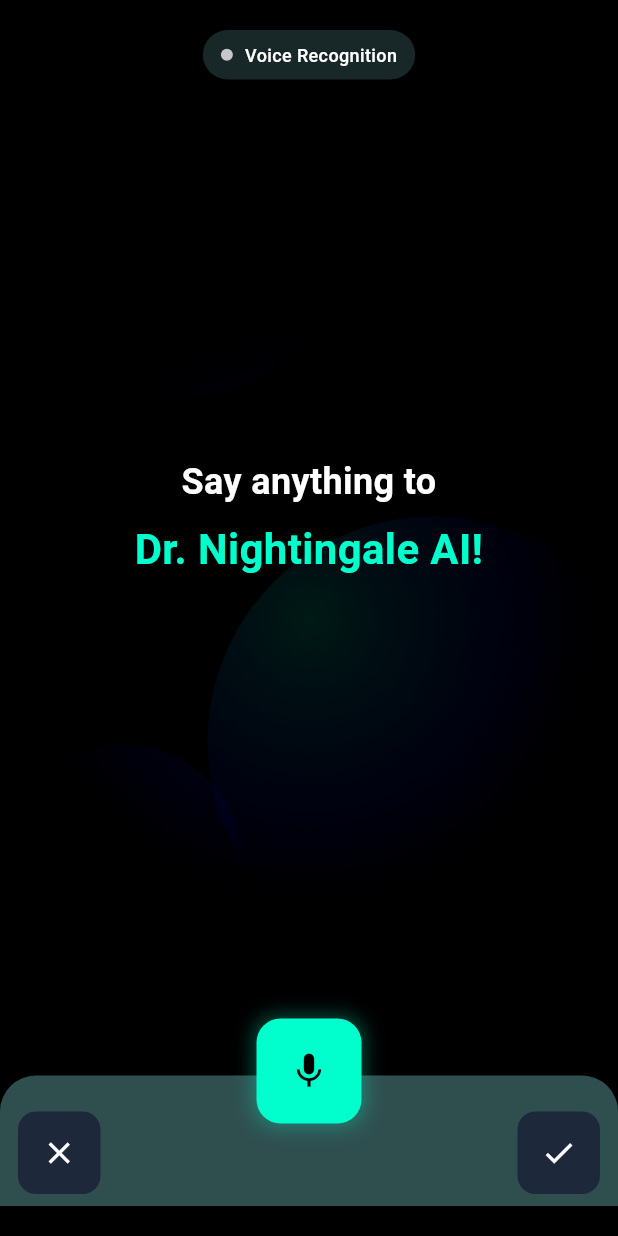
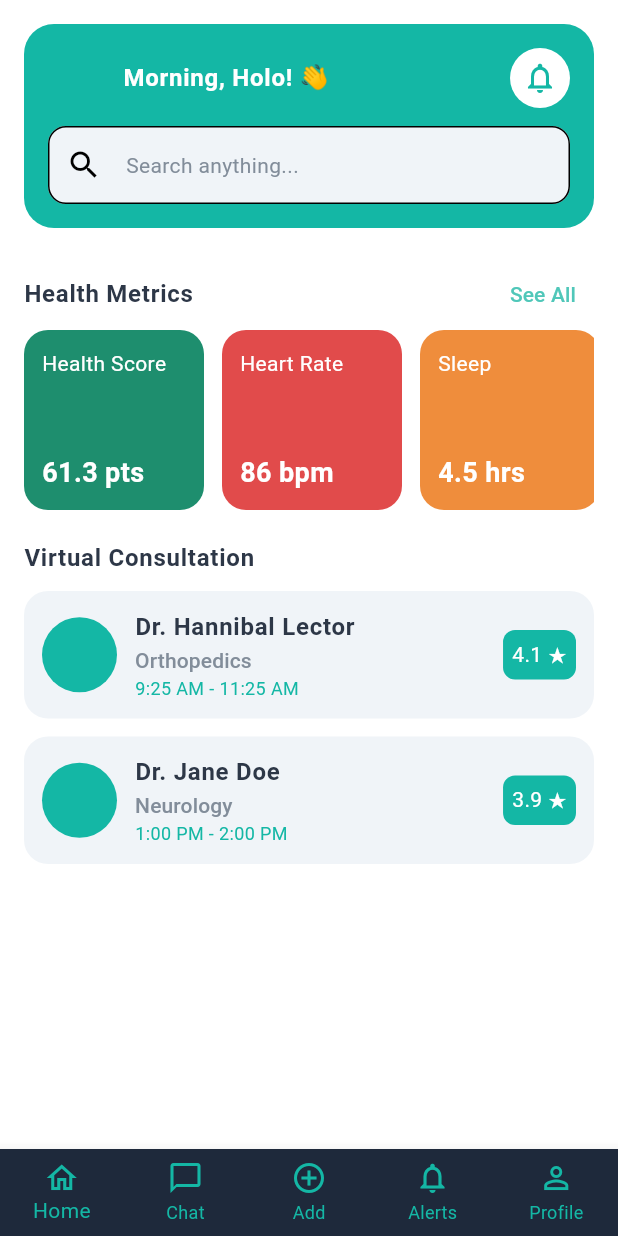
Before and after one commit to Cloud-Crew-Technologies/medical_ai_assistant, a Flutter app: the screen it shows after launch, on a phone screen of 412 x 824 dp. Run offline on Flutter 3.47's test engine with Material 3 defaults, Android fonts, the phone set to English and light mode, and no system bars; our stand-ins replace camera, get, permission_handler.

Commit message:
init commit

```diff
--- /dev/null
+++ b/lib/app/modules/Health_metrics_Screen/binding/Health_metrics_binding.dart
@@ -0,0 +1,13 @@
+import 'package:get/get.dart';
+import 'package:medical_ai_assistant/app/modules/Health_metrics_Screen/controllers/Health_metrics_controller.dart';
+
+
+
+class HealthMetricsBinding extends Bindings {
+  @override
+  void dependencies() {
+    Get.lazyPut<HealthMetricsController>(
+      () => HealthMetricsController(),
+    );
+  }
+}
--- /dev/null
+++ b/lib/app/modules/Health_metrics_Screen/controllers/Health_metrics_controller.dart
@@ -0,0 +1,17 @@
+import 'package:get/get.dart';
+import 'package:medical_ai_assistant/app/modules/Health_metrics_Screen/models/Health_metrics_models.dart';
+
+class HealthMetricsController extends GetxController {
+
+  List<HealthMetric> healthMetrics = [
+    HealthMetric(title: "Health Score", value: "61.3", unit: "pts", color: 0xFF1E8E6E),
+    HealthMetric(title: "Heart Rate", value: "86", unit: "bpm", color: 0xFFE14B4B),
+    HealthMetric(title: "Sleep", value: "4.5", unit: "hrs", color: 0xFFEF8D3C),
+  ];
+
+  List<VirtualConsultation> consultations = [
+    VirtualConsultation(doctorName: "Dr. Hannibal Lector", specialty: "Orthopedics", rating: 4.1, time: "9:25 AM - 11:25 AM"),
+    VirtualConsultation(doctorName: "Dr. Jane Doe", specialty: "Neurology", rating: 3.9, time: "1:00 PM - 2:00 PM"),
+  ];
+
+}
--- /dev/null
+++ b/lib/app/modules/Health_metrics_Screen/models/Health_metrics_models.dart
@@ -0,0 +1,27 @@
+class HealthMetric {
+  final String title;
+  final String value;
+  final String unit;
+  final int color;
+
+  HealthMetric({
+    required this.title,
+    required this.value,
+    required this.unit,
+    required this.color,
+  });
+}
+
+class VirtualConsultation {
+  final String doctorName;
+  final String specialty;
+  final double rating;
+  final String time;
+
+  VirtualConsultation({
+    required this.doctorName,
+    required this.specialty,
+    required this.rating,
+    required this.time,
+  });
+}
--- /dev/null
+++ b/lib/app/modules/Health_metrics_Screen/view/Health_metrics_view.dart
@@ -0,0 +1,220 @@
+import 'package:flutter/material.dart';
+import 'package:get/get.dart';
+import 'package:medical_ai_assistant/app/modules/Health_metrics_Screen/controllers/Health_metrics_controller.dart';
+import 'package:medical_ai_assistant/app/theme/theme_data.dart';
+
+
+class HealthMetricsView extends GetView<HealthMetricsController> {
+  const HealthMetricsView({Key? key}) : super(key: key);
+
+  @override
+  Widget build(BuildContext context) {
+    final theme = Theme.of(context);
+    final isDark = theme.brightness == Brightness.dark;
+
+    return Scaffold(
+      backgroundColor: theme.scaffoldBackgroundColor,
+      body: SafeArea(
+        child: Padding(
+          padding: const EdgeInsets.all(16),
+          child: SingleChildScrollView(
+            child: Column(
+              crossAxisAlignment: CrossAxisAlignment.start,
+              children: [
+                //  Top Header Card
+                Container(
+                  padding: const EdgeInsets.all(16),
+                  decoration: BoxDecoration(
+                    color: isDark ? kPrimaryColor : kLightPrimaryColor,
+                    borderRadius: BorderRadius.circular(20),
+                  ),
+                  child: Column(
+                    crossAxisAlignment: CrossAxisAlignment.start,
+                    children: [
+
+                      Row(
+                        mainAxisAlignment: MainAxisAlignment.spaceBetween,
+                        children: [
+                          Row(
+                            children: [
+                              const CircleAvatar(
+                                radius: 20,
+                                //backgroundImage: AssetImage('assets/profile.jpg'),
+                              ),
+                              const SizedBox(width: 10),
+                              Text(
+                                "Morning, Holo! 👋",
+                                style: theme.textTheme.bodyLarge?.copyWith(color: Colors.white),
+                              ),
+                            ],
+                          ),
+                          // Notification
+                          Container(
+                            padding: const EdgeInsets.all(8),
+                            decoration: const BoxDecoration(
+                              color: Colors.white,
+                              shape: BoxShape.circle,
+                            ),
+                            child: Icon(
+                              Icons.notifications_none,
+                              color: isDark ? kPrimaryColor : kLightPrimaryColor,
+                            ),
+                          ),
+                        ],
+                      ),
+                      const SizedBox(height: 12),
+                      //  Search Field
+
+                       Container(
+                          width: double.infinity,
+
+                              //padding: const EdgeInsets.symmetric(vertical: 4),
+                              decoration: BoxDecoration(
+                                color: Colors.white.withOpacity(0.15),
+                                borderRadius: BorderRadius.circular(12),
+                              ),
+                              child: Row(
+                                children: [
+
+                                  Expanded(
+                                    child: TextField(
+                                          style: theme.textTheme.bodyMedium, // Text color from theme
+                                          decoration: InputDecoration(
+                                          hintText: "Search anything...",
+                                          hintStyle: theme.inputDecorationTheme.hintStyle, // From theme file
+                                          prefixIcon: const Icon(Icons.search),
+                                     ),
+                                    ),
+                                  ),
+                                ],
+                              ),
+                            ),
+                    ],
+                  ),
+                ),
+
+                const SizedBox(height: 20),
+
+                //  Health Metrics Title
+                Row(
+                  mainAxisAlignment: MainAxisAlignment.spaceBetween,
+                  children: [
+                    Text("Health Metrics", style: theme.textTheme.bodyLarge),
+                    TextButton(
+                      onPressed: () {},
+                      child: Text(
+                        "See All",
+                        style: TextStyle(color: isDark ? kGlowingTealColor : kLightTextButtonColor),
+                      ),
+                    ),
+                  ],
+                ),
+
+                //  Health Metrics List
+                SizedBox(
+                  height: 120,
+                  child: ListView.builder(
+                    scrollDirection: Axis.horizontal,
+                    itemCount: controller.healthMetrics.length,
+                    itemBuilder: (context, index) {
+                      final metric = controller.healthMetrics[index];
+                      return Container(
+                        width: 120,
+                        margin: const EdgeInsets.only(right: 12),
+                        padding: const EdgeInsets.all(12),
+                        decoration: BoxDecoration(
+                          color: Color(metric.color),
+                          borderRadius: BorderRadius.circular(16),
+                        ),
+                        child: Column(
+                          crossAxisAlignment: CrossAxisAlignment.start,
+                          children: [
+                            Text(metric.title, style: const TextStyle(color: Colors.white, fontSize: 14)),
+                            const Spacer(),
+                            Text("${metric.value} ${metric.unit}",
+                                style: const TextStyle(color: Colors.white, fontSize: 18, fontWeight: FontWeight.bold)),
+                          ],
+                        ),
+                      );
+                    },
+                  ),
+                ),
+
+                const SizedBox(height: 20),
+
+                //  Virtual Consultation Title
+                Text("Virtual Consultation", style: theme.textTheme.bodyLarge),
+                const SizedBox(height: 10),
+
+                //  Virtual Consultation  List
+                ListView.builder(
+                  shrinkWrap: true,
+                  physics: const NeverScrollableScrollPhysics(),
+                  itemCount: controller.consultations.length,
+                  itemBuilder: (context, index) {
+                    final consult = controller.consultations[index];
+                    return Container(
+                      margin: const EdgeInsets.only(bottom: 12),
+                      padding: const EdgeInsets.all(12),
+                      decoration: BoxDecoration(
+                        color: isDark ? kSecondaryColor : kLightCardColor,
+                        borderRadius: BorderRadius.circular(16),
+                      ),
+                      child: Row(
+                        children: [
+                          const CircleAvatar(
+                            radius: 25,
+                            //backgroundImage: AssetImage('assets/doctor.jpg'),
+                          ),
+                          const SizedBox(width: 12),
+                          Expanded(
+                            child: Column(
+                              crossAxisAlignment: CrossAxisAlignment.start,
+                              children: [
+                                Text(consult.doctorName, style: theme.textTheme.bodyLarge),
+                                Text(consult.specialty, style: theme.textTheme.titleSmall),
+                                Text(consult.time,
+                                    style: TextStyle(
+                                        color: isDark ? kGlowingTealColor : kLightPrimaryColor, fontSize: 12)),
+                              ],
+                            ),
+                          ),
+                          Container(
+                            padding: const EdgeInsets.all(6),
+                            decoration: BoxDecoration(
+                              color: isDark ? kPrimaryColor : kLightPrimaryColor,
+                              borderRadius: BorderRadius.circular(8),
+                            ),
+                            child: Text("${consult.rating} ★", style: const TextStyle(color: Colors.white)),
+                          ),
+                        ],
+                      ),
+                    );
+                  },
+                ),
+              ],
+            ),
+          ),
+        ),
+      ),
+
+      //  Bottom Navigation Bar
+      bottomNavigationBar: BottomNavigationBar(
+        type: BottomNavigationBarType.fixed,
+        currentIndex: 0,
+        selectedItemColor: isDark ? kPrimaryColor : kLightPrimaryColor,
+        unselectedItemColor:isDark ? kPrimaryColor : kLightPrimaryColor,
+        onTap: (index) {
+          // Handle bottom nav tap
+        },
+        items: const [
+          BottomNavigationBarItem(icon: Icon(Icons.home_outlined), label: "Home"),
+          BottomNavigationBarItem(icon: Icon(Icons.chat_bubble_outline), label: "Chat"),
+          BottomNavigationBarItem(icon: Icon(Icons.add_circle_outline), label: "Add"),
+          BottomNavigationBarItem(icon: Icon(Icons.notifications_none), label: "Alerts"),
+          BottomNavigationBarItem(icon: Icon(Icons.person_outline), label: "Profile"),
+        ],
+      ),
+    );
+  }
+}
--- a/lib/app/routes/app_pages.dart
+++ b/lib/app/routes/app_pages.dart
@@ -1,4 +1,8 @@
 import 'package:get/get.dart';
+
+import 'package:medical_ai_assistant/app/modules/Health_metrics_Screen/binding/Health_metrics_binding.dart';
+import 'package:medical_ai_assistant/app/modules/Health_metrics_Screen/view/Health_metrics_view.dart';
+
 
 import '../modules/home/bindings/home_binding.dart';
 import '../modules/home/views/home_view.dart';
@@ -8,7 +12,7 @@ part 'app_routes.dart';
 class AppPages {
   AppPages._();
 
-  static const INITIAL = Routes.HOME;
+  static const INITIAL = Routes.HealthMetrics;
 
   static final routes = [
     GetPage(
@@ -16,5 +20,10 @@ class AppPages {
       page: () => const HomeView(),
       binding: HomeBinding(),
     ),
+    GetPage(
+      name: _Paths.HealthMetrics,
+      page: () => const HealthMetricsView(),
+      binding: HealthMetricsBinding(),
+    ),
   ];
 }
--- a/lib/app/routes/app_routes.dart
+++ b/lib/app/routes/app_routes.dart
@@ -4,9 +4,11 @@ part of 'app_pages.dart';
 abstract class Routes {
   Routes._();
   static const HOME = _Paths.HOME;
+  static const HealthMetrics = _Paths.HealthMetrics;
 }
 
 abstract class _Paths {
   _Paths._();
   static const HOME = '/home';
+  static const HealthMetrics = '/HealthMetrics';
 }
--- a/pubspec.yaml
+++ b/pubspec.yaml
@@ -38,6 +38,7 @@ dependencies:
   get: ^4.7.2
   camera: ^0.10.5+9
   permission_handler: ^11.3.1
+  syncfusion_flutter_charts: ^29.1.38
 
 dev_dependencies:
   flutter_test:
```
Also changed, not shown: pubspec.lock.
